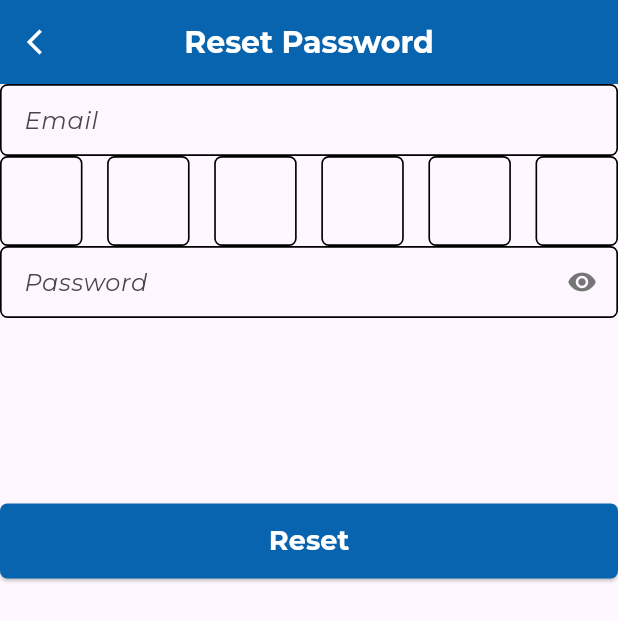
After one commit to FYP-UniSafe/frontend-mobile, a Flutter app: the ForgotPassword screen opened directly, on a phone screen of 412 x 824 dp. The commit adds this screen. Shown: the top 621 px of the screen. Run offline on Flutter 3.47's test engine with Material 3 defaults, Android fonts, the phone set to English and light mode, and no system bars; our stand-ins replace email_validator, file_picker, flutter_dotenv, flutter_linkify, flutter_secure_storage, google_generative_ai and 3 more; missing offline and left inert: flutter_libphonenumber; accounts and stored records are empty; project files that could hold a hidden picture were left out.

Commit message:
Password Reset Updated

```diff
--- /dev/null
+++ b/lib/screens/authorization/forgot_passwword.dart
@@ -0,0 +1,432 @@
+import 'package:flutter/material.dart';
+import 'package:flutter/services.dart';
+
+import '../../resources/validator.dart';
+
+class ForgotPassword extends StatefulWidget {
+  const ForgotPassword({super.key});
+
+  @override
+  State<ForgotPassword> createState() => _ForgotPasswordState();
+}
+
+class _ForgotPasswordState extends State<ForgotPassword> {
+  final _formKey = GlobalKey<FormState>();
+  FocusNode? pin2FocusNode;
+  FocusNode? pin3FocusNode;
+  FocusNode? pin4FocusNode;
+  FocusNode? pin5FocusNode;
+  FocusNode? pin6FocusNode;
+
+  List<TextEditingController> otp =
+      List.generate(6, (index) => TextEditingController());
+
+  bool _isHidden = true;
+
+  final _emailController = TextEditingController();
+  final _passwordController = TextEditingController();
+  @override
+  Widget build(BuildContext context) {
+    return Scaffold(
+      appBar: AppBar(
+        leading: IconButton(
+          onPressed: () {
+            Navigator.pop(context);
+          },
+          icon: Icon(
+            Icons.arrow_back_ios,
+            size: 20.0,
+            color: Colors.white,
+          ),
+        ),
+        title: Text(
+          'Reset Password',
+          style: TextStyle(
+              fontSize: 20.0, fontWeight: FontWeight.bold, color: Colors.white),
+        ),
+      ),
+      body: Column(
+        mainAxisAlignment: MainAxisAlignment.start,
+        children: [
+          Form(
+            key: _formKey,
+            child: Column(
+              children: [
+                TextFormField(
+                  controller: _emailController,
+                  autovalidateMode: AutovalidateMode.onUserInteraction,
+                  style: TextStyle(color: Colors.black),
+                  decoration: InputDecoration(
+                    contentPadding:
+                        EdgeInsets.symmetric(horizontal: 12.0, vertical: 12.0),
+                    labelText: 'Email',
+                    border: OutlineInputBorder(
+                      borderRadius: BorderRadius.circular(5.0),
+                    ),
+                    enabledBorder: OutlineInputBorder(
+                      borderRadius: BorderRadius.circular(5.0),
+                      borderSide: BorderSide(color: Colors.black, width: 1.1),
+                    ),
+                  ),
+                  validator: (text) => TextFormValidators.emailValidator(text!),
+                ),
+                Row(
+                  mainAxisAlignment: MainAxisAlignment.spaceBetween,
+                  children: [
+                    SizedBox(
+                      width: 55.0,
+                      child: TextFormField(
+                        controller: otp[0],
+                        //autofocus: true,
+                        // obscureText: true,
+                        style: TextStyle(
+                          fontSize: 24,
+                          color: Colors.black,
+                        ),
+                        decoration: InputDecoration(
+                          contentPadding: EdgeInsets.symmetric(
+                              horizontal: 12.0, vertical: 12.0),
+                          border: OutlineInputBorder(
+                            borderRadius: BorderRadius.circular(5.0),
+                          ),
+                          enabledBorder: OutlineInputBorder(
+                            borderRadius: BorderRadius.circular(5.0),
+                            borderSide:
+                                BorderSide(color: Colors.black, width: 1.1),
+                          ),
+                          errorBorder: OutlineInputBorder(
+                            borderRadius: BorderRadius.circular(5.0),
+                            borderSide:
+                                BorderSide(color: Colors.red, width: 1.1),
+                          ),
+                        ),
+                        inputFormatters: [
+                          LengthLimitingTextInputFormatter(1),
+                          FilteringTextInputFormatter.digitsOnly
+                        ],
+                        keyboardType: TextInputType.number,
+                        textAlign: TextAlign.center,
+                        onChanged: (value) {
+                          if (value.length == 1) {
+                            FocusScope.of(context).nextFocus();
+                          } else if (value.isEmpty) {
+                            // FocusScope.of(context).previousFocus();
+                          }
+                        },
+                        validator: (value) {
+                          if (value!.isEmpty) {
+                            return '';
+                          } else {
+                            return null;
+                          }
+                        },
+                      ),
+                    ),
+                    SizedBox(
+                      width: 55.0,
+                      child: TextFormField(
+                        controller: otp[1],
+                        focusNode: pin2FocusNode,
+                        // obscureText: true,
+                        style: TextStyle(
+                          fontSize: 24,
+                          color: Colors.black,
+                        ),
+                        decoration: InputDecoration(
+                          contentPadding: EdgeInsets.symmetric(
+                              horizontal: 12.0, vertical: 12.0),
+                          border: OutlineInputBorder(
+                            borderRadius: BorderRadius.circular(15.0),
+                          ),
+                          enabledBorder: OutlineInputBorder(
+                            borderRadius: BorderRadius.circular(5.0),
+                            borderSide:
+                                BorderSide(color: Colors.black, width: 1.1),
+                          ),
+                          errorBorder: OutlineInputBorder(
+                            borderRadius: BorderRadius.circular(5.0),
+                            borderSide:
+                                BorderSide(color: Colors.red, width: 1.1),
+                          ),
+                        ),
+                        keyboardType: TextInputType.number,
+                        inputFormatters: [
+                          LengthLimitingTextInputFormatter(1),
+                          FilteringTextInputFormatter.digitsOnly
+                        ],
+                        textAlign: TextAlign.center,
+                        onChanged: (value) {
+                          if (value.length == 1) {
+                            FocusScope.of(context).nextFocus();
+                          } else if (value.isEmpty) {
+                            FocusScope.of(context).previousFocus();
+                          }
+                        },
+                        validator: (value) {
+                          if (value!.isEmpty) {
+                            return '';
+                          } else {
+                            return null;
+                          }
+                        },
+                      ),
+                    ),
+                    SizedBox(
+                      width: 55.0,
+                      child: TextFormField(
+                        controller: otp[2],
+                        focusNode: pin3FocusNode,
+                        // obscureText: true,
+                        style: TextStyle(
+                          fontSize: 24,
+                          color: Colors.black,
+                        ),
+                        decoration: InputDecoration(
+                          contentPadding: EdgeInsets.symmetric(
+                              horizontal: 12.0, vertical: 12.0),
+                          border: OutlineInputBorder(
+                            borderRadius: BorderRadius.circular(5.0),
+                          ),
+                          enabledBorder: OutlineInputBorder(
+                            borderRadius: BorderRadius.circular(5.0),
+                            borderSide:
+                                BorderSide(color: Colors.black, width: 1.1),
+                          ),
+                          errorBorder: OutlineInputBorder(
+                            borderRadius: BorderRadius.circular(5.0),
+                            borderSide:
+                                BorderSide(color: Colors.red, width: 1.1),
+                          ),
+                        ),
+                        keyboardType: TextInputType.number,
+                        textAlign: TextAlign.center,
+                        inputFormatters: [
+                          LengthLimitingTextInputFormatter(1),
+                          FilteringTextInputFormatter.digitsOnly
+                        ],
+                        onChanged: (value) {
+                          if (value.length == 1) {
+                            FocusScope.of(context).nextFocus();
+                          } else if (value.isEmpty) {
+                            FocusScope.of(context).previousFocus();
+                          }
+                        },
+                        validator: (value) {
+                          if (value!.isEmpty) {
+                            return '';
+                          } else {
+                            return null;
+                          }
+                        },
+                      ),
+                    ),
+                    SizedBox(
+                      width: 55.0,
+                      child: TextFormField(
+                        controller: otp[3],
+                        focusNode: pin4FocusNode,
+                        // obscureText: true,
+                        style: TextStyle(
+                          fontSize: 24,
+                          color: Colors.black,
+                        ),
+                        decoration: InputDecoration(
+                          contentPadding: EdgeInsets.symmetric(
+                              horizontal: 12.0, vertical: 12.0),
+                          border: OutlineInputBorder(
+                            borderRadius: BorderRadius.circular(5.0),
+                          ),
+                          enabledBorder: OutlineInputBorder(
+                            borderRadius: BorderRadius.circular(5.0),
+                            borderSide:
+                                BorderSide(color: Colors.black, width: 1.1),
+                          ),
+                          errorBorder: OutlineInputBorder(
+                            borderRadius: BorderRadius.circular(5.0),
+                            borderSide:
+                                BorderSide(color: Colors.red, width: 1.1),
+                          ),
+                        ),
+                        inputFormatters: [
+                          LengthLimitingTextInputFormatter(1),
+                          FilteringTextInputFormatter.digitsOnly
+                        ],
+                        keyboardType: TextInputType.number,
+                        textAlign: TextAlign.center,
+                        onChanged: (value) {
+                          if (value.length == 1) {
+                            FocusScope.of(context).nextFocus();
+                          } else if (value.isEmpty) {
+                            FocusScope.of(context).previousFocus();
+                          }
+                        },
+                        validator: (value) {
+                          if (value!.isEmpty) {
+                            return '';
+                          } else {
+                            return null;
+                          }
+                        },
+                      ),
+                    ),
+                    SizedBox(
+                      width: 55.0,
+                      child: TextFormField(
+                        controller: otp[4],
+                        focusNode: pin5FocusNode,
+                        // obscureText: true,
+                        style: TextStyle(
+                          fontSize: 24,
+                          color: Colors.black,
+                        ),
+                        decoration: InputDecoration(
+                          contentPadding: EdgeInsets.symmetric(
+                              horizontal: 12.0, vertical: 12.0),
+                          border: OutlineInputBorder(
+                            borderRadius: BorderRadius.circular(5.0),
+                          ),
+                          enabledBorder: OutlineInputBorder(
+                            borderRadius: BorderRadius.circular(5.0),
+                            borderSide:
+                                BorderSide(color: Colors.black, width: 1.1),
+                          ),
+                          errorBorder: OutlineInputBorder(
+                            borderRadius: BorderRadius.circular(5.0),
+                            borderSide:
+                                BorderSide(color: Colors.red, width: 1.1),
+                          ),
+                        ),
+                        inputFormatters: [
+                          LengthLimitingTextInputFormatter(1),
+                          FilteringTextInputFormatter.digitsOnly
+                        ],
+                        keyboardType: TextInputType.number,
+                        textAlign: TextAlign.center,
+                        onChanged: (value) {
+                          if (value.length == 1) {
+                            FocusScope.of(context).nextFocus();
+                          } else if (value.isEmpty) {
+                            FocusScope.of(context).previousFocus();
+                          }
+                        },
+                        validator: (value) {
+                          if (value!.isEmpty) {
+                            return '';
+                          } else {
+                            return null;
+                          }
+                        },
+                      ),
+                    ),
+                    SizedBox(
+                      width: 55.0,
+                      child: TextFormField(
+                        controller: otp[5],
+                        focusNode: pin6FocusNode,
+                        // obscureText: true,
+                        style: TextStyle(
+                          fontSize: 24,
+                          color: Colors.black,
+                        ),
+                        decoration: InputDecoration(
+                          contentPadding: EdgeInsets.symmetric(
+                              horizontal: 12.0, vertical: 12.0),
+                          border: OutlineInputBorder(
+                            borderRadius: BorderRadius.circular(5.0),
+                          ),
+                          enabledBorder: OutlineInputBorder(
+                            borderRadius: BorderRadius.circular(5.0),
+                            borderSide:
+                                BorderSide(color: Colors.black, width: 1.1),
+                          ),
+                          errorBorder: OutlineInputBorder(
+                            borderRadius: BorderRadius.circular(5.0),
+                            borderSide:
+                                BorderSide(color: Colors.red, width: 1.1),
+                          ),
+                        ),
+                        keyboardType: TextInputType.number,
+                        textAlign: TextAlign.center,
+                        onChanged: (value) {
+                          if (value.length == 1) {
+                            FocusScope.of(context).unfocus();
+                          } else if (value.isEmpty) {
+                            FocusScope.of(context).previousFocus();
+                          }
+                        },
+                        validator: (value) {
+                          if (value!.isEmpty) {
+                            return '';
+                          } else {
+                            return null;
+                          }
+                        },
+                      ),
+                    ),
+                  ],
+                ),
+                TextFormField(
+                  controller: _passwordController,
+                  autovalidateMode: AutovalidateMode.onUserInteraction,
+                  obscureText: _isHidden,
+                  style: TextStyle(color: Colors.black),
+                  decoration: InputDecoration(
+                    contentPadding:
+                        EdgeInsets.symmetric(horizontal: 12.0, vertical: 12.0),
+                    border: OutlineInputBorder(
+                      borderRadius: BorderRadius.circular(5.0),
+                      //borderSide: BorderSide(width: 3),
+                    ),
+                    enabledBorder: OutlineInputBorder(
+                      borderRadius: BorderRadius.circular(5.0),
+                      borderSide: BorderSide(color: Colors.black, width: 1.1),
+                    ),
+                    labelText: 'Password',
+                    suffixIcon: InkWell(
+                      onTap: _togglePasswordView,
+                      child: Icon(
+                        _isHidden ? Icons.visibility : Icons.visibility_off,
+                        size: 20,
+                        color: Colors.grey[600],
+                      ),
+                    ),
+                  ),
+                  validator: (text) =>
+                      TextFormValidators.passwordValidator(text!),
+                ),
+                SizedBox(
+                  height: MediaQuery.of(context).size.height * 0.15,
+                ),
+                SizedBox(
+                  width: double.infinity,
+                  child: ElevatedButton(
+                    onPressed: () {},
+                    style: ElevatedButton.styleFrom(
+                      foregroundColor: Colors.white,
+                      backgroundColor: Color.fromRGBO(8, 100, 175, 1.0),
+                      padding: EdgeInsets.all(12.0),
+                      shape: RoundedRectangleBorder(
+                        borderRadius: BorderRadius.circular(5.0),
+                      ),
+                    ),
+                    child: Text(
+                      'Reset',
+                      style: TextStyle(
+                          fontSize: 18.0, fontWeight: FontWeight.bold),
+                    ),
+                  ),
+                ),
+              ],
+            ),
+          ),
+        ],
+      ),
+    );
+  }
+
+  void _togglePasswordView() {
+    setState(() {
+      _isHidden = !_isHidden;
+    });
+  }
+}
--- a/lib/screens/authorization/password_reset.dart
+++ b/lib/screens/authorization/password_reset.dart
@@ -118,7 +118,7 @@ class _PasswordResetState extends State<PasswordReset> {
                           ),
                         ),
                         child: Text(
-                          'Send Link',
+                          'Send Code',
                           style: TextStyle(
                               fontSize: 18.0, fontWeight: FontWeight.bold),
                         ),
```
